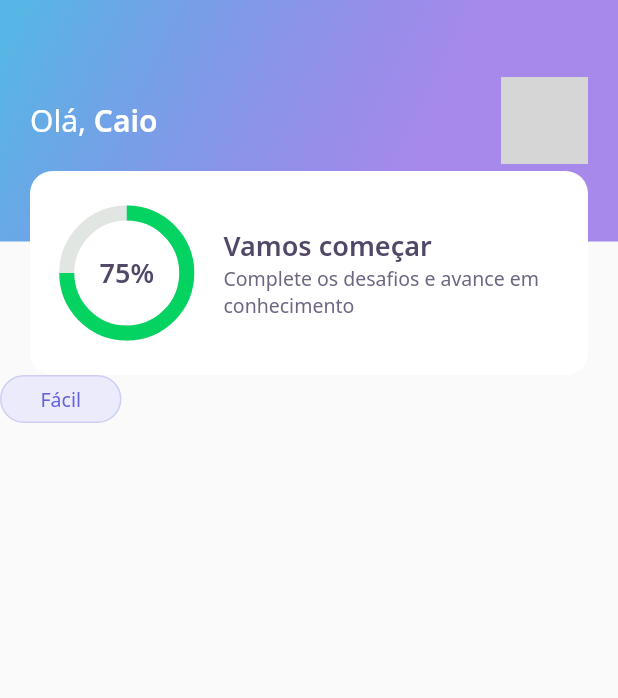
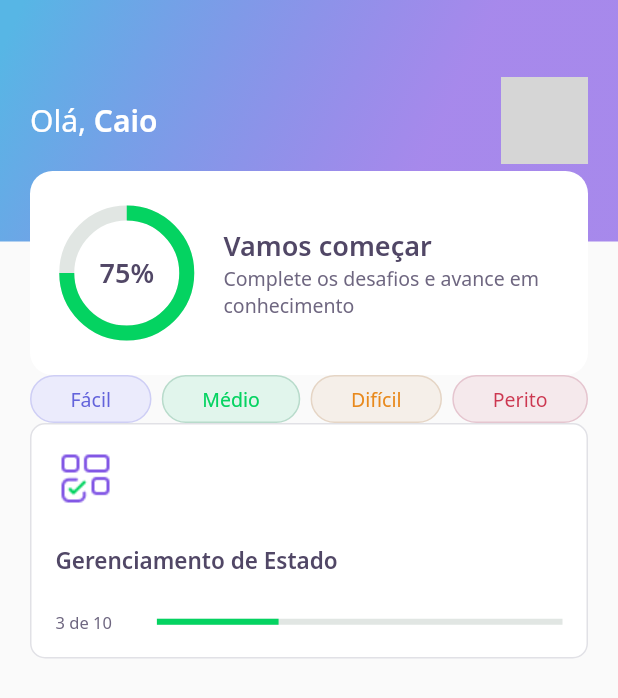
Before and after one commit to caiotriana/dev-quiz, a Flutter app: the screen it shows after launch, on a phone screen of 412 x 824 dp. Shown: the top 698 px of the screen. Run offline on Flutter 3.47's test engine with Material 2 defaults, Android fonts, the phone set to English and light mode, and no system bars; our stand-ins replace google_fonts; network calls fail; grey boxes are pictures that could not be loaded.

Commit message:
finish quizcard component

```diff
--- a/lib/home/home_page.dart
+++ b/lib/home/home_page.dart
@@ -1,5 +1,6 @@
 import 'package:DevQuiz/home/widgets/appbar/app_bar_widget.dart';
 import 'package:DevQuiz/home/widgets/levelbutton/level_button_widget.dart';
+import 'package:DevQuiz/home/widgets/quizcard/quiz_card_widget.dart';
 import 'package:flutter/material.dart';
 
 class HomePage extends StatefulWidget {
@@ -13,8 +14,30 @@ class _HomePageState extends State<HomePage> {
   Widget build(BuildContext context) {
     return Scaffold(
       appBar: AppBarWidget(),
-      body: LevelButtonWidget(
-        label: "Fácil"
+      body: Padding(
+        padding: const EdgeInsets.symmetric(horizontal : 20),
+        child: Column(
+          children: [
+            Row(
+              mainAxisAlignment : MainAxisAlignment.spaceBetween,
+              children: [
+                LevelButtonWidget(
+                  label: "Fácil"
+                ),
+                LevelButtonWidget(
+                  label: "Médio"
+                ),
+                LevelButtonWidget(
+                  label: "Difícil"
+                ),
+                LevelButtonWidget(
+                  label: "Perito"
+                )
+              ],
+            ),
+            QuizCardWidget()
+          ],
+        ),
       )
     );
   }
--- /dev/null
+++ b/lib/home/widgets/quizcard/quiz_card_widget.dart
@@ -0,0 +1,51 @@
+import 'package:DevQuiz/core/app_colors.dart';
+import 'package:DevQuiz/core/app_images.dart';
+import 'package:DevQuiz/core/app_text_styles.dart';
+import 'package:flutter/material.dart';
+
+class QuizCardWidget extends StatelessWidget {
+  @override
+  Widget build(BuildContext context) {
+    return Container(
+      padding: EdgeInsets.all(16),
+      decoration: BoxDecoration(
+        border: Border.fromBorderSide(BorderSide(color: AppColors.border)),
+        color: AppColors.white,
+        borderRadius: BorderRadius.circular(10)
+      ),
+      child: Column(
+        crossAxisAlignment: CrossAxisAlignment.start,
+        children: [
+        Container(
+          height: 40,
+          width: 40,
+          child: Image.asset(AppImages.blocks),
+        ),
+        SizedBox(
+          height : 24,
+        ),
+        Text("Gerenciamento de Estado", style: AppTextStyles.heading15),
+        SizedBox(
+          height : 24,
+        ),
+        Row(children: [
+          Expanded(
+            flex : 1,
+            child: Text(
+              "3 de 10",
+              style : AppTextStyles.body11
+              )
+            ),
+          Expanded(
+              flex : 4,
+              child: LinearProgressIndicator(
+              value: 0.3,
+              backgroundColor : AppColors.chartSecondary,
+              valueColor : AlwaysStoppedAnimation<Color>(AppColors.chartPrimary),
+            ),
+          )
+        ],)
+      ],)
+    );
+  }
+}
```
